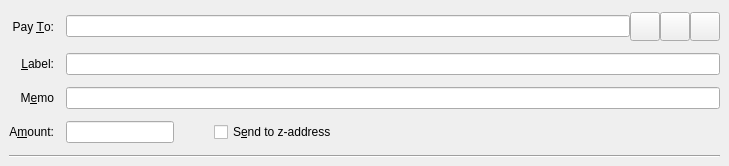
Qt form src/qt/forms/sendzcoinsentry.ui (ssghost/litecoinz) before a commit.
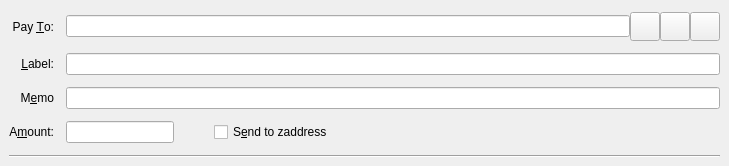
The same form after that commit. Icons and pictures are not drawn. Custom widgets are drawn as their Qt base class.

```diff
--- a/src/qt/forms/sendzcoinsentry.ui
+++ b/src/qt/forms/sendzcoinsentry.ui
@@ -213,7 +213,7 @@
          <string>The fee will be deducted from the amount being sent. The recipient will receive less litecoinzs than you enter in the amount field. If multiple recipients are selected, the fee is split equally.</string>
         </property>
         <property name="text">
-         <string>S&amp;end to z-address</string>
+         <string>S&amp;end to zaddress</string>
         </property>
        </widget>
       </item>
```
